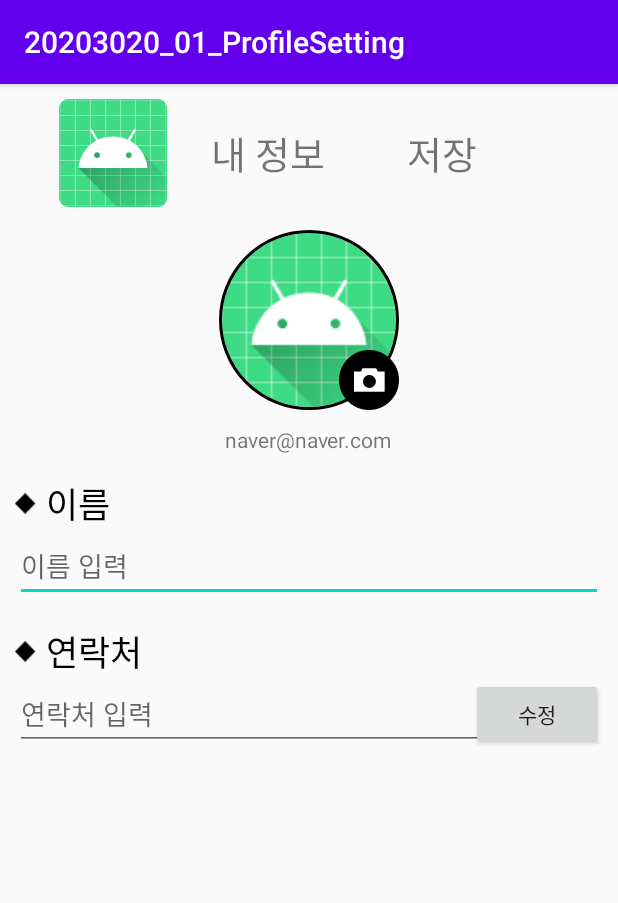
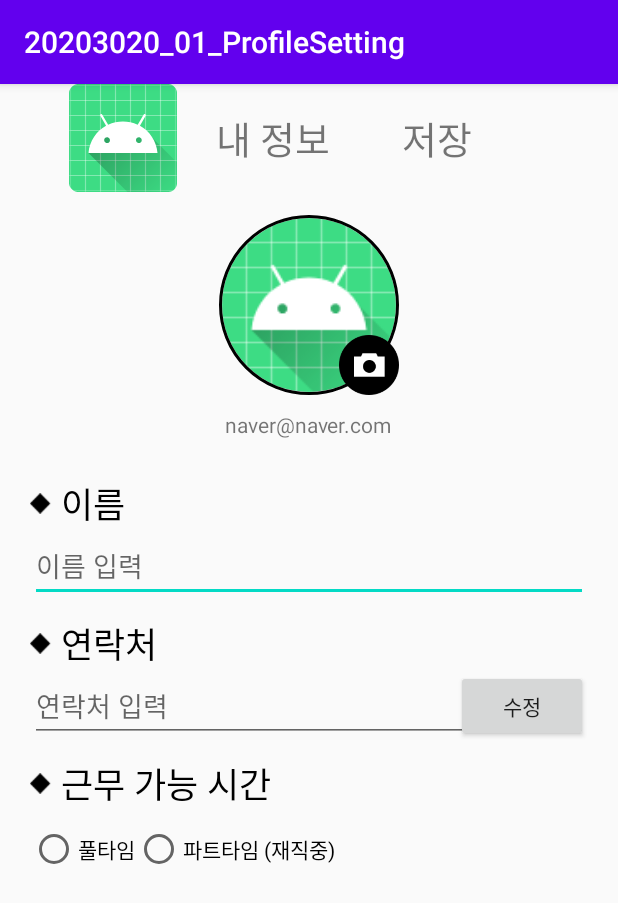
Before and after one commit to kbh3307/20203020_01_ProfileSetting, an Android app: the screen it shows after launch (MainActivity), on a phone screen of 412 x 824 dp. Shown: the top 903 px of the screen. Run offline under Robolectric (Android 15) with nearby library versions, the phone set to English and light mode, and no system bars; our stand-ins replace CircleImageView, data binding.

Commit message:
근무 가능 시간 라디오그룹 생성

```diff
--- a/app/src/main/res/layout/activity_main.xml
+++ b/app/src/main/res/layout/activity_main.xml
@@ -6,7 +6,8 @@
         android:layout_width="match_parent"
         android:layout_height="match_parent"
         android:orientation="vertical"
-        android:padding="10dp"
+        android:paddingLeft="20dp"
+        android:paddingRight="20dp"
         tools:context=".MainActivity">
 
         <LinearLayout
@@ -72,6 +73,7 @@
         </LinearLayout>
 
         <LinearLayout
+            android:layout_marginTop="10dp"
             android:layout_width="match_parent"
             android:layout_height="wrap_content"
             android:orientation="horizontal"
@@ -98,7 +100,7 @@
             android:singleLine="true"/>
 
         <LinearLayout
-            android:layout_marginTop="15dp"
+            android:layout_marginTop="10dp"
             android:layout_width="match_parent"
             android:layout_height="wrap_content"
             android:orientation="horizontal"
@@ -134,8 +136,45 @@
                 android:layout_width="wrap_content"
                 android:layout_height="wrap_content"
                 android:text="수정"/>
+        </FrameLayout>
 
-        </FrameLayout>
+        <LinearLayout
+            android:layout_marginTop="10dp"
+            android:layout_width="match_parent"
+            android:layout_height="wrap_content"
+            android:orientation="horizontal"
+            android:gravity="center_vertical">
+
+            <ImageView
+                android:layout_width="15dp"
+                android:layout_height="15dp"
+                android:src="@drawable/rectangle"/>
+
+            <TextView
+                android:layout_marginLeft="5dp"
+                android:layout_width="wrap_content"
+                android:layout_height="wrap_content"
+                android:text="근무 가능 시간"
+                android:textColor="#000000"
+                android:textSize="23sp"/>
+        </LinearLayout>
+
+        <RadioGroup
+            android:layout_marginTop="10dp"
+            android:layout_width="match_parent"
+            android:layout_height="wrap_content"
+            android:orientation="horizontal">
+
+            <RadioButton
+                android:layout_width="wrap_content"
+                android:layout_height="wrap_content"
+                android:text="풀타임"/>
+
+            <RadioButton
+                android:layout_width="wrap_content"
+                android:layout_height="wrap_content"
+                android:text="파트타임 (재직중)"/>
+        </RadioGroup>
 
 
     </LinearLayout>
```
